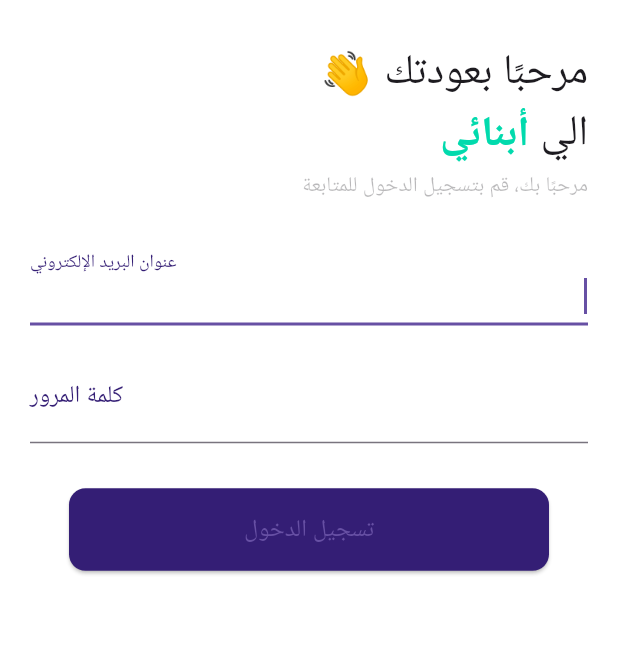
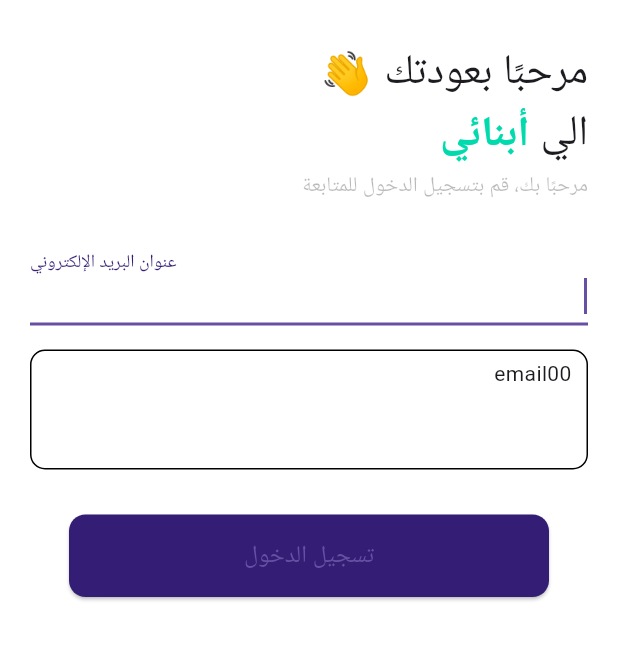
Before and after one commit to islam-kamal/attendance_design, a Flutter app: the screen it shows after launch, on a phone screen of 412 x 824 dp, the part 168-829 px from its top. Run offline on Flutter 3.47's test engine with Material 3 defaults, Android fonts, the light colour scheme and no system bars.

Commit message:
edit password TextFormField

```diff
--- a/lib/features/home_1/presentation/views/widgets/custom_app_bar.dart
+++ b/lib/features/home_1/presentation/views/widgets/custom_app_bar.dart
@@ -49,7 +49,7 @@
                              ),
                            ),
                         SizedBox(
-                          width: MediaQuery.of(context).size.width * 0.25,
+                          width: 10,
                         ),
                         ],
                        ),
--- a/lib/features/home_1/presentation/views/widgets/home_1_body.dart
+++ b/lib/features/home_1/presentation/views/widgets/home_1_body.dart
@@ -29,6 +29,7 @@
                     text: 'في الموعد المحدد',
 
                   ),
+
               ],
             ),
           ),
--- a/lib/features/login/presentation/views/widgets/form_login_view.dart
+++ b/lib/features/login/presentation/views/widgets/form_login_view.dart
@@ -33,6 +33,18 @@
           const SizedBox(
             height: 16,
             ),
+         Container(
+           decoration: BoxDecoration(
+             borderRadius: BorderRadius.circular(10),
+             border: Border.all(color: Colors.black)
+           ),
+           child: Padding(
+             padding: EdgeInsets.symmetric(horizontal: 10,vertical: 5),
+             child: Column(
+               mainAxisAlignment: MainAxisAlignment.end,
+               crossAxisAlignment: CrossAxisAlignment.end,
+               children: [
+                 Text("email00"),
                  TextFormField(
 
                    textAlign: TextAlign.right,
@@ -40,18 +52,19 @@
                    autocorrect: false,
                    autofocus: true,
                    keyboardType: TextInputType.visiblePassword,
+
                    decoration:  InputDecoration(
-
-              suffix: InkWell(
+                     border: InputBorder.none,
+                     contentPadding: const EdgeInsets.symmetric(vertical: 5.0, horizontal: 10.0),
+                     prefix: InkWell(
                        onTap: _togglePasswordView,
                        child: Icon(_isHidden ? Icons.visibility : Icons.visibility_off,),
-
                      ),
-            labelStyle: const TextStyle(
-                color: Color.fromARGB(255, 52, 30, 117),
+                     floatingLabelAlignment: FloatingLabelAlignment.start,
                    ),
-              labelText: 'كلمة المرور',
-              floatingLabelAlignment: FloatingLabelAlignment.start,
+                 )
+               ],
+             ),
            ),
          ),
           const SizedBox(
--- a/pubspec.yaml
+++ b/pubspec.yaml
@@ -19,7 +19,7 @@
 version: 1.0.0+1
 
 environment:
-  sdk: ">=3.1.5 <4.0.0"
+  sdk: ">=3.1.0 <4.0.0"
 
 # Dependencies specify other packages that your package needs in order to work.
 # To automatically upgrade your package dependencies to the latest versions
@@ -29,6 +29,7 @@
 # versions available, run `flutter pub outdated`.
 dependencies:
   cupertino_icons: ^1.0.2
+  persistent_bottom_nav_bar: ^5.0.2
   flutter:
     sdk: flutter
 
```
Also changed, not shown: lib/features/home_1/presentation/views/widgets/work_hours_view.dart (+16 -23 lines), pubspec.lock. Lines whose indentation alone changed are shown as unchanged.
